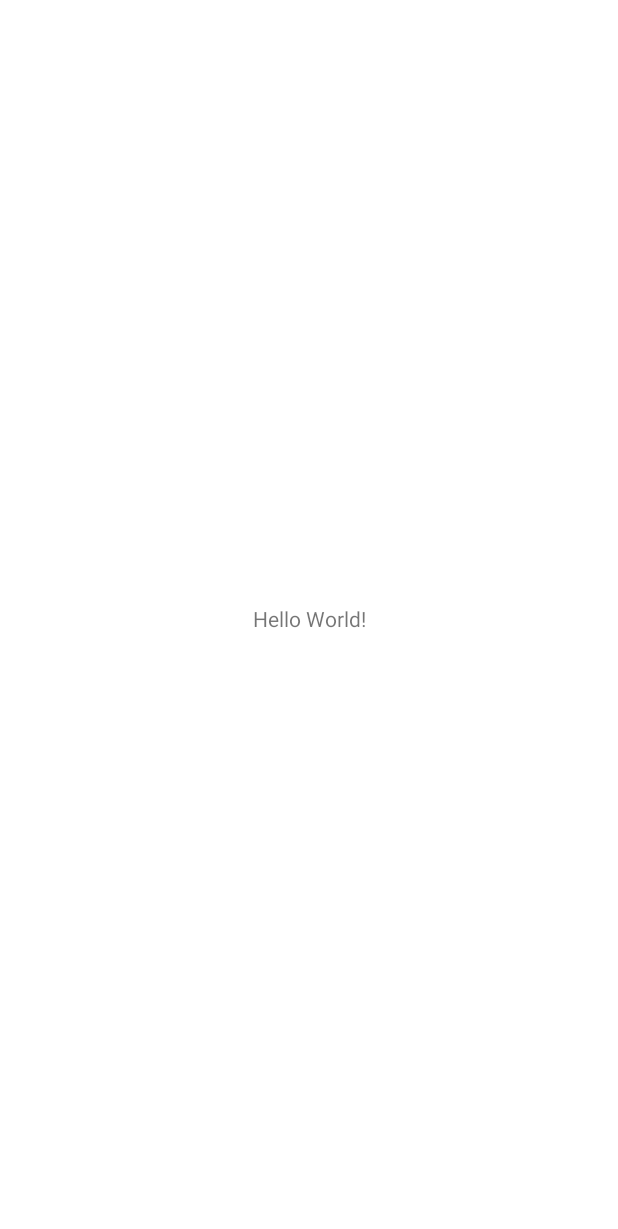
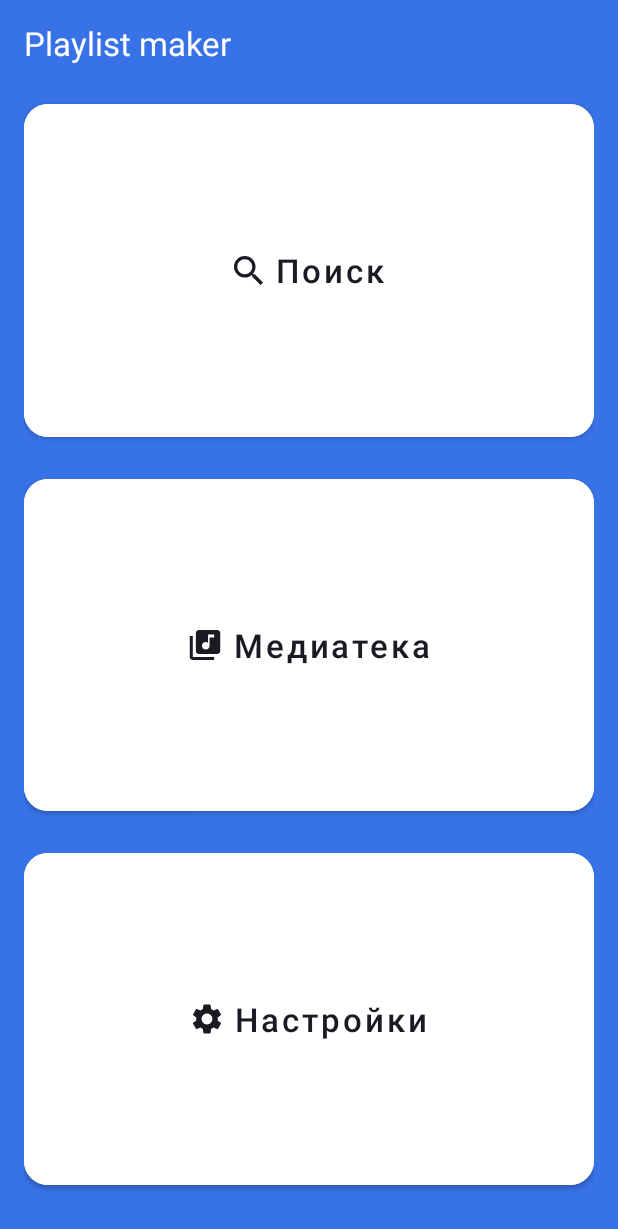
Before and after one commit to AndreiSharov89/PlaylistMaker, an Android app: the screen it shows after launch (MainActivity), on a phone screen of 412 x 824 dp. Before the commit the part shown is almost empty. Shown: the top 1229 px of the screen. Run offline under Robolectric (Android 15) with nearby library versions, the phone set to English and light mode, and no system bars.

Commit message:
sprint 8 final

```diff
--- a/app/src/main/java/com/example/playlistmaker/MainActivity.kt
+++ b/app/src/main/java/com/example/playlistmaker/MainActivity.kt
@@ -1,14 +1,35 @@
 package com.example.playlistmaker
 
+import android.content.Intent
 import android.os.Bundle
-import androidx.activity.enableEdgeToEdge
+import android.view.View
+import android.widget.Button
 import androidx.appcompat.app.AppCompatActivity
-import androidx.core.view.ViewCompat
-import androidx.core.view.WindowInsetsCompat
 
 class MainActivity : AppCompatActivity() {
     override fun onCreate(savedInstanceState: Bundle?) {
         super.onCreate(savedInstanceState)
         setContentView(R.layout.activity_main)
+
+        val btnSearch = findViewById<Button>(R.id.btn_search)
+        val btnSearchCliclListener: View.OnClickListener = object : View.OnClickListener{
+            override fun onClick(v: View?) {
+                val displayIntent = Intent(this@MainActivity, SearchActivity::class.java)
+                startActivity(displayIntent)
+            }
+        }
+        btnSearch.setOnClickListener(btnSearchCliclListener)
+
+        val btnLibrary = findViewById<Button>(R.id.btn_library)
+        btnLibrary.setOnClickListener {
+            val displayIntent = Intent(this, LibraryActivity::class.java)
+            startActivity(displayIntent)
+        }
+
+        val btnSettings = findViewById<Button>(R.id.btn_settings)
+        btnSettings.setOnClickListener {
+            val displayIntent = Intent(this, SettingsActivity::class.java)
+            startActivity(displayIntent)
+        }
     }
 }
--- /dev/null
+++ b/app/src/main/res/drawable/ic_library.xml
@@ -0,0 +1,9 @@
+<vector xmlns:android="http://schemas.android.com/apk/res/android"
+    android:width="21dp"
+    android:height="20dp"
+    android:viewportWidth="21"
+    android:viewportHeight="20">
+  <path
+      android:pathData="M18.5,0H6.5C5.4,0 4.5,0.9 4.5,2V14C4.5,15.1 5.4,16 6.5,16H18.5C19.6,16 20.5,15.1 20.5,14V2C20.5,0.9 19.6,0 18.5,0ZM16.5,5H13.5V10.5C13.5,11.88 12.38,13 11,13C9.62,13 8.5,11.88 8.5,10.5C8.5,9.12 9.62,8 11,8C11.57,8 12.08,8.19 12.5,8.51V3H16.5V5ZM2.5,4H0.5V18C0.5,19.1 1.4,20 2.5,20H16.5V18H2.5V4Z"
+      android:fillColor="#1A1B22"/>
+</vector>
--- /dev/null
+++ b/app/src/main/res/drawable/ic_search.xml
@@ -0,0 +1,9 @@
+<vector xmlns:android="http://schemas.android.com/apk/res/android"
+    android:width="19dp"
+    android:height="19dp"
+    android:viewportWidth="19"
+    android:viewportHeight="19">
+  <path
+      android:pathData="M13.579,11.95H12.721L12.417,11.656C13.481,10.418 14.122,8.81 14.122,7.061C14.122,3.161 10.961,0 7.061,0C3.161,0 0,3.161 0,7.061C0,10.961 3.161,14.122 7.061,14.122C8.81,14.122 10.418,13.481 11.656,12.417L11.95,12.721V13.579L17.381,19L19,17.381L13.579,11.95ZM7.061,11.95C4.356,11.95 2.173,9.766 2.173,7.061C2.173,4.356 4.356,2.173 7.061,2.173C9.766,2.173 11.95,4.356 11.95,7.061C11.95,9.766 9.766,11.95 7.061,11.95Z"
+      android:fillColor="#1A1B22"/>
+</vector>
--- /dev/null
+++ b/app/src/main/res/drawable/ic_settings.xml
@@ -0,0 +1,9 @@
+<vector xmlns:android="http://schemas.android.com/apk/res/android"
+    android:width="20dp"
+    android:height="20dp"
+    android:viewportWidth="20"
+    android:viewportHeight="20">
+  <path
+      android:pathData="M17.14,10.94C17.18,10.64 17.2,10.33 17.2,10C17.2,9.68 17.18,9.36 17.13,9.06L19.16,7.48C19.34,7.34 19.39,7.07 19.28,6.87L17.36,3.55C17.24,3.33 16.99,3.26 16.77,3.33L14.38,4.29C13.88,3.91 13.35,3.59 12.76,3.35L12.4,0.81C12.36,0.57 12.16,0.4 11.92,0.4H8.08C7.84,0.4 7.65,0.57 7.61,0.81L7.25,3.35C6.66,3.59 6.12,3.92 5.63,4.29L3.24,3.33C3.02,3.25 2.77,3.33 2.65,3.55L0.74,6.87C0.62,7.08 0.66,7.34 0.86,7.48L2.89,9.06C2.84,9.36 2.8,9.69 2.8,10C2.8,10.31 2.82,10.64 2.87,10.94L0.84,12.52C0.66,12.66 0.61,12.93 0.72,13.13L2.64,16.45C2.76,16.67 3.01,16.74 3.23,16.67L5.62,15.71C6.12,16.09 6.65,16.41 7.24,16.65L7.6,19.19C7.65,19.43 7.84,19.6 8.08,19.6H11.92C12.16,19.6 12.36,19.43 12.39,19.19L12.75,16.65C13.34,16.41 13.88,16.09 14.37,15.71L16.76,16.67C16.98,16.75 17.23,16.67 17.35,16.45L19.27,13.13C19.39,12.91 19.34,12.66 19.15,12.52L17.14,10.94ZM10,13.6C8.02,13.6 6.4,11.98 6.4,10C6.4,8.02 8.02,6.4 10,6.4C11.98,6.4 13.6,8.02 13.6,10C13.6,11.98 11.98,13.6 10,13.6Z"
+      android:fillColor="#1A1B22"/>
+</vector>
--- a/app/src/main/res/layout/activity_main.xml
+++ b/app/src/main/res/layout/activity_main.xml
@@ -1,19 +1,92 @@
 <?xml version="1.0" encoding="utf-8"?>
-<androidx.constraintlayout.widget.ConstraintLayout xmlns:android="http://schemas.android.com/apk/res/android"
+<LinearLayout xmlns:android="http://schemas.android.com/apk/res/android"
     xmlns:app="http://schemas.android.com/apk/res-auto"
-    xmlns:tools="http://schemas.android.com/tools"
-    android:id="@+id/main"
     android:layout_width="match_parent"
     android:layout_height="match_parent"
-    tools:context=".MainActivity">
+    android:background="@color/YP_blue"
+    android:orientation="vertical"
+    >
 
-    <TextView
-        android:layout_width="wrap_content"
+    <FrameLayout
+        android:layout_width="match_parent"
         android:layout_height="wrap_content"
-        android:text="Hello World!"
-        app:layout_constraintBottom_toBottomOf="parent"
-        app:layout_constraintEnd_toEndOf="parent"
-        app:layout_constraintStart_toStartOf="parent"
-        app:layout_constraintTop_toTopOf="parent" />
+        android:layout_marginTop="14dp"
+        android:layout_marginBottom="20dp"
+        >
 
-</androidx.constraintlayout.widget.ConstraintLayout>
+        <TextView
+            android:layout_width="wrap_content"
+            android:layout_height="wrap_content"
+            android:layout_gravity="start"
+            android:layout_marginStart="@dimen/dp_16"
+            android:text="@string/app_name"
+            android:textColor="@color/white"
+            android:textSize="@dimen/sp_22"
+            />
+    </FrameLayout>
+
+    <LinearLayout
+        android:layout_width="match_parent"
+        android:layout_height="match_parent"
+        android:layout_marginStart="@dimen/dp_16"
+        android:layout_marginEnd="@dimen/dp_16"
+        android:layout_marginBottom="12dp"
+        android:orientation="vertical"
+        >
+
+        <Button
+            android:id="@+id/btn_search"
+            android:layout_width="match_parent"
+            android:layout_height="match_parent"
+            android:layout_marginBottom="@dimen/dp_16"
+            android:layout_weight="1"
+            android:backgroundTint="@color/white"
+            android:text="@string/search"
+            android:textAllCaps="false"
+            android:textColor="@color/YP_black"
+            android:textSize="@dimen/sp_22"
+            app:cornerRadius="@dimen/dp_16"
+            app:icon="@drawable/ic_search"
+            app:iconGravity="textStart"
+            app:iconPadding="@dimen/dp_8"
+            app:iconTint="@color/YP_black"
+            />
+
+        <Button
+            android:id="@+id/btn_library"
+            android:layout_width="match_parent"
+            android:layout_height="match_parent"
+            android:layout_marginBottom="@dimen/dp_16"
+            android:layout_weight="1"
+            android:backgroundTint="@color/white"
+            android:text="@string/library"
+            android:textAllCaps="false"
+            android:textColor="@color/YP_black"
+            android:textSize="@dimen/sp_22"
+            app:cornerRadius="@dimen/dp_16"
+            app:icon="@drawable/ic_library"
+            app:iconGravity="textStart"
+            app:iconPadding="@dimen/dp_8"
+            app:iconTint="@color/YP_black"
+            />
+
+
+        <Button
+            android:id="@+id/btn_settings"
+            android:layout_width="match_parent"
+            android:layout_height="match_parent"
+            android:layout_marginBottom="@dimen/dp_16"
+            android:layout_weight="1"
+            android:backgroundTint="@color/white"
+            android:text="@string/settings"
+            android:textAllCaps="false"
+            android:textColor="@color/YP_black"
+            android:textSize="@dimen/sp_22"
+            app:cornerRadius="@dimen/dp_16"
+            app:icon="@drawable/ic_settings"
+            app:iconGravity="textStart"
+            app:iconPadding="@dimen/dp_8"
+            app:iconTint="@color/YP_black"
+            />
+    </LinearLayout>
+</LinearLayout>
--- a/app/src/main/res/values/colors.xml
+++ b/app/src/main/res/values/colors.xml
@@ -2,4 +2,6 @@
 <resources>
     <color name="black">#FF000000</color>
     <color name="white">#FFFFFFFF</color>
+    <color name="YP_blue">#3772E7</color>
+    <color name="YP_black">#1A1B22</color>
 </resources>
--- a/app/src/main/res/values/strings.xml
+++ b/app/src/main/res/values/strings.xml
@@ -1,3 +1,10 @@
 <resources>
-    <string name="app_name">Playlist Maker</string>
+    <string name="app_name" translatable="false">Playlist maker</string>
+    <string name="search" translatable="false">Поиск</string>
+    <string name="library" translatable="false">Медиатека</string>
+    <string name="settings" translatable="false">Настройки</string>
+    <string name="dark_theme" translatable="false">Темная тема</string>
+    <string name="share" translatable="false">Поделиться приложением</string>
+    <string name="support" translatable="false">Написать в поддержку</string>
+    <string name="eula" translatable="false">Пользовательское соглашение</string>
 </resources>
```
Also changed, not shown: app/src/main/AndroidManifest.xml (+19 -4 lines), app/src/main/java/com/example/playlistmaker/LibraryActivity.kt (added, +13 -0 lines), app/src/main/java/com/example/playlistmaker/SearchActivity.kt (added, +14 -0 lines), app/src/main/java/com/example/playlistmaker/SettingsActivity.kt (added, +16 -0 lines), app/src/main/res/drawable/back.xml (added, +13 -0 lines), app/src/main/res/drawable/ic_eula_arrow.xml (added, +9 -0 lines), app/src/main/res/drawable/ic_share.xml (added, +9 -0 lines), app/src/main/res/drawable/ic_support.xml (added, +18 -0 lines), app/src/main/res/layout/activity_library.xml (added, +11 -0 lines), app/src/main/res/layout/activity_search.xml (added, +11 -0 lines), app/src/main/res/layout/activity_settings.xml (added, +148 -0 lines), app/src/main/res/values/dimens.xml (added, +13 -0 lines).
